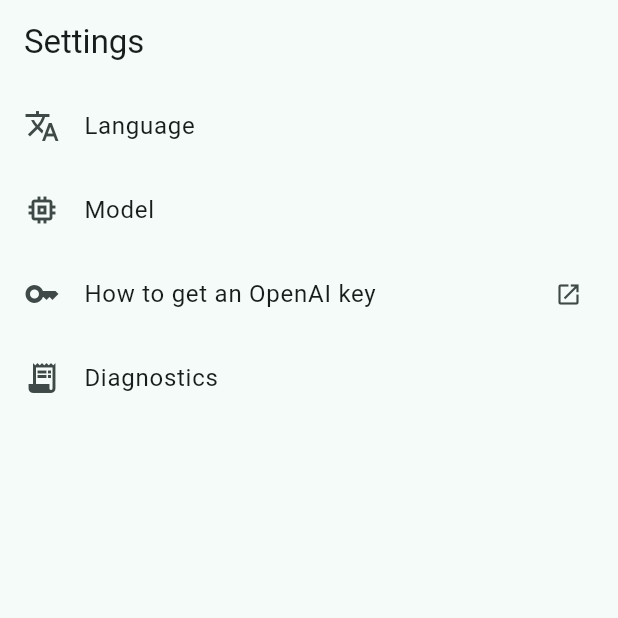
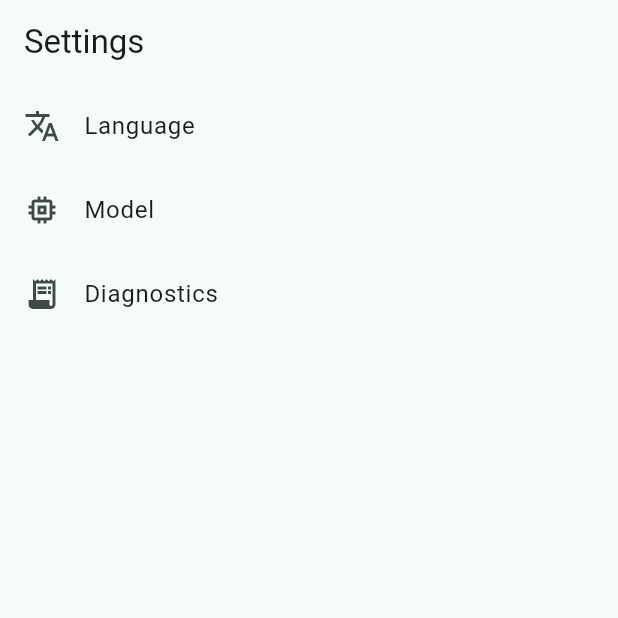
Before and after one commit to Pitrified/fala-language-tutor, a Flutter app: the SettingsScreen screen opened by its route, on a phone screen of 412 x 824 dp, the top half of it. Run offline on Flutter 3.47's test engine with Material 3 defaults, Android fonts, the phone set to English and light mode, and no system bars; our stand-ins replace flutter_riverpod, flutter_secure_storage, flutter_tts, freezed_annotation, go_router, hive and 1 more; missing offline and left inert: openai_dart; accounts and stored records are empty; generated files the repository leaves out were written again.

Commit message:
feat(15): drop the key guide tile from the settings list
The link under the key field on the Model page stays.

Co-Authored-By: Claude Opus 5.5 <noreply@anthropic.com>
Claude-Session: https://claude.ai/code/session_017SavMvSBp2orTpJANzV16y

```diff
--- a/lib/build_info.dart
+++ b/lib/build_info.dart
@@ -20,8 +20,7 @@ const String sourceRepoUrl = 'https://github.com/Pitrified/fala-language-tutor';
 /// Sherpa is chosen but missing.
 const String sherpaGuideUrl = '$sourceRepoUrl/blob/main/docs/sherpa-tts.md';
 
-/// How to get an OpenAI API key, linked from the Model page and the settings
-/// list.
+/// How to get an OpenAI API key, linked from the Model page.
 const String openAiKeyGuideUrl = '$sourceRepoUrl/blob/main/docs/openai-key.md';
 
 /// What the app shows as its version, for example `0.0.1+a739b0e1`. A build
--- a/lib/screens/settings/settings_entries.dart
+++ b/lib/screens/settings/settings_entries.dart
@@ -6,10 +6,8 @@ import 'package:go_router/go_router.dart';
 
 import '../../app.dart';
 import '../../providers/speech_provider.dart';
-import 'widgets/openai_key_guide.dart';
 
-/// The settings pages as a list of tiles: Language, Model and Diagnostics,
-/// with the guide to getting an OpenAI key under Model.
+/// The settings pages as a list of tiles: Language, Model and Diagnostics.
 ///
 /// Shown in the conversation drawer and on the Settings index, so both lead to
 /// the same pages. A tap closes the drawer first when it sits in one, and stops
@@ -36,7 +34,6 @@ class SettingsEntries extends ConsumerWidget {
           title: 'Model',
           route: AppRoutes.modelSettings,
         ),
-        const OpenAiKeyGuideTile(),
         _entry(
           context,
           ref,
--- a/lib/screens/settings/widgets/openai_key_guide.dart
+++ b/lib/screens/settings/widgets/openai_key_guide.dart
@@ -22,18 +22,3 @@ class OpenAiKeyGuideButton extends StatelessWidget {
     );
   }
 }
-
-/// Settings list tile for the key guide, next to the Model entry.
-class OpenAiKeyGuideTile extends StatelessWidget {
-  const OpenAiKeyGuideTile({super.key});
-
-  @override
-  Widget build(BuildContext context) {
-    return const ListTile(
-      leading: Icon(Icons.key_outlined),
-      title: Text('How to get an OpenAI key'),
-      trailing: Icon(Icons.open_in_new, size: 18),
-      onTap: openOpenAiKeyGuide,
-    );
-  }
-}
```
Also changed, not shown: 5 other files.
